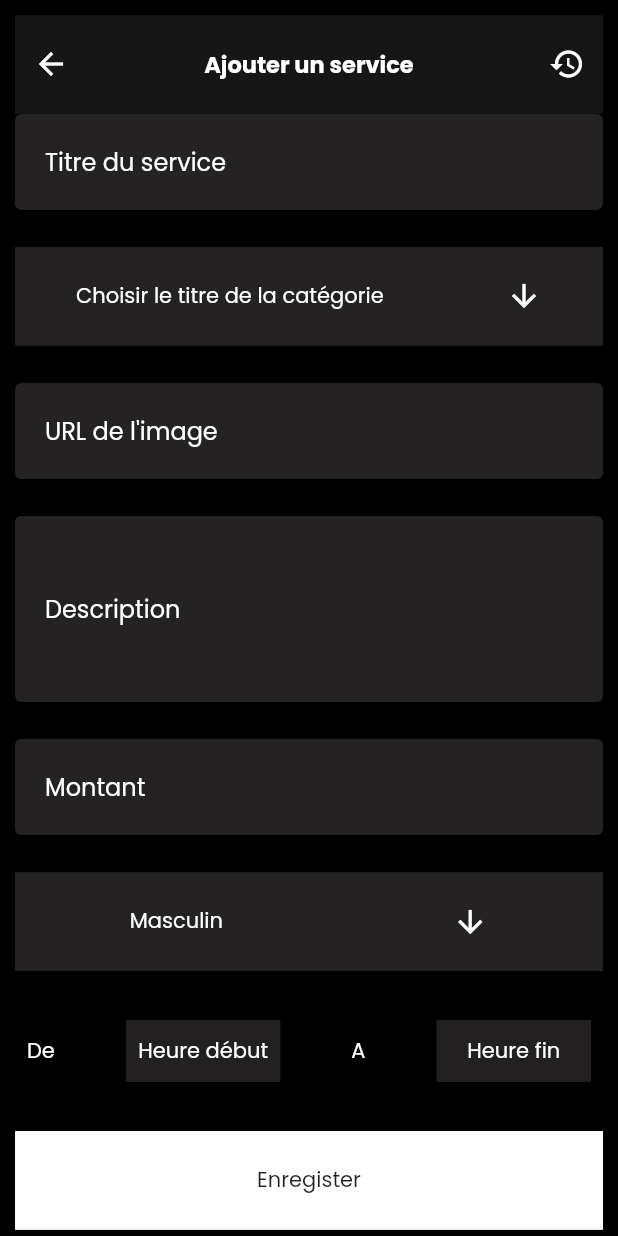
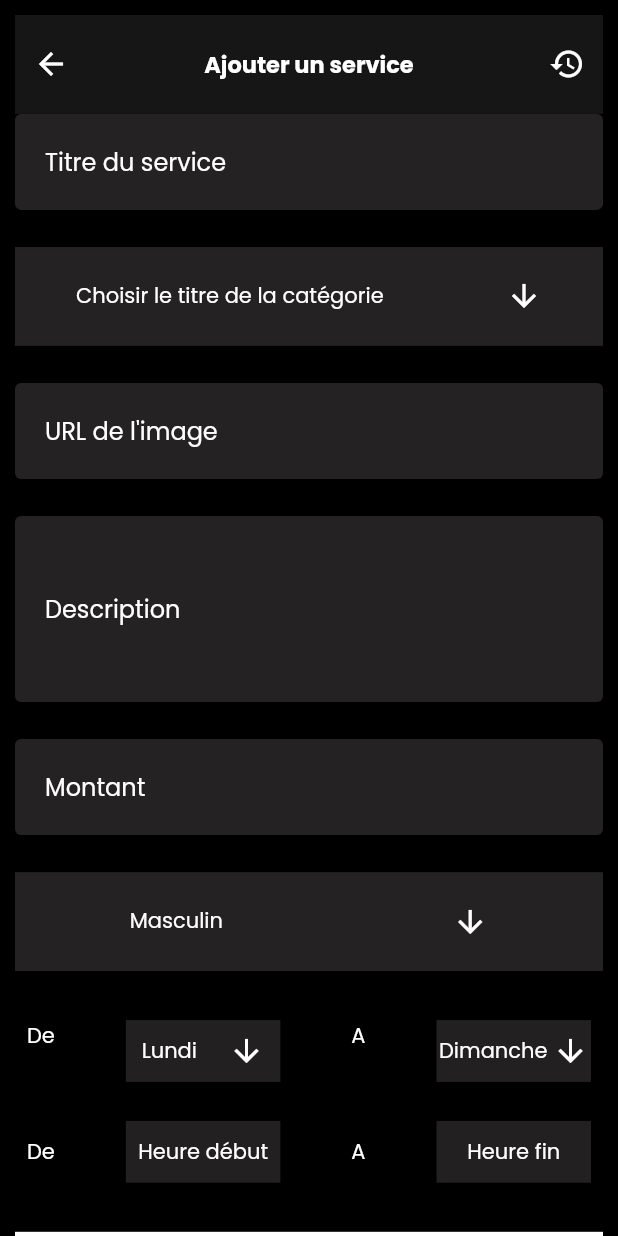
Before and after one commit to Andtit4/masculine_admin, a Flutter app: the AddService screen opened directly, on a phone screen of 412 x 824 dp. Run offline on Flutter 3.47's test engine with Material 2 defaults, Android fonts, the light colour scheme and no system bars; our stand-ins replace cached_network_image, flutter_chat_bubble, flutter_datetime_picker, get, google_fonts, rflutter_alert and 2 more; accounts and stored records are empty; network calls fail.

Commit message:
insert the credential add day begin ande day end

```diff
--- a/lib/api/rdv.dart
+++ b/lib/api/rdv.dart
@@ -332,6 +332,8 @@ class ApiRdv {
     img_url,
     titre_categorie,
     montant,
+    day_begin,
+    day_end,
   ) async {
     const middleware = "api/service";
     var endpoint = "create";
@@ -344,7 +346,9 @@ class ApiRdv {
       'description': description.toString(),
       'img_url': img_url.toString(),
       'titre_categorie': titre_categorie.toString(),
-      'montant': montant.toString()
+      'montant': montant.toString(),
+      'day_begin': day_begin.toString(),
+      'day_end': day_end.toString()
     });
     if (response.statusCode == 200) {
       print('___SERVICE_ADD_SUCCESS____');
--- a/lib/api/service.dart
+++ b/lib/api/service.dart
@@ -6,6 +6,8 @@ class ServiceModel {
   late String? genre;
   late String? img_url;
   late String? description;
+  late String? day_begin;
+  late String? day_end;
 
   ServiceModel(
       {required this.id_service,
@@ -14,6 +16,8 @@ class ServiceModel {
       required this.heure_fin,
       required this.description,
       required this.img_url,
+      required this.day_begin,
+      required this.day_end,
       required this.genre});
 
   factory ServiceModel.fromJson(Map<String, dynamic> json) {
@@ -24,6 +28,8 @@ class ServiceModel {
         heure_fin: json['heure_fin'],
         description: json['description'],
         img_url: json['img_url'],
+        day_begin: json['day_begin'],
+        day_end: json['day_end'],
         genre: json['genre']);
   }
 }
--- a/lib/models/serviceModel.dart
+++ b/lib/models/serviceModel.dart
@@ -1,3 +1,4 @@
+// ignore: file_names
 class ServiceModel {
   late int? id_service;
   late String? title;
@@ -8,6 +9,8 @@ class ServiceModel {
   late String? img_url;
   late String? titre_categorie;
   late int? montant;
+  final String? day_begin;
+  final String? day_end;
 
   ServiceModel(
       {required this.description,
@@ -18,6 +21,10 @@ class ServiceModel {
       required this.img_url,
       required this.montant,
       required this.title,
+      required this.day_begin,
+      required this.day_end,
+    /*   required this.day_begin,
+      required this.day_end, */
       required this.titre_categorie});
 
   factory ServiceModel.fromJson(Map<String, dynamic> json) {
@@ -30,6 +37,10 @@ class ServiceModel {
         img_url: json['img_url'],
         montant: json['montant'],
         title: json['title'],
+        day_begin: json['day_begin'],
+        day_end: json['day_end'],
+        /* day_begin: json['day_begin'],
+        day_end: json['day_end'], */
         titre_categorie: json['titre_categorie']);
   }
 }
--- a/lib/screens/add_service.dart
+++ b/lib/screens/add_service.dart
@@ -31,6 +31,19 @@ class _AddServiceState extends State<AddService> {
   late TextEditingController _urlImageController = TextEditingController();
   late TextEditingController _descriptionController = TextEditingController();
   late TextEditingController _montantController = TextEditingController();
+  late String dayBeginOpen = 'Lundi';
+  late String dayEndOpen = 'Dimanche';
+  late bool selectBeginDayOpen = false;
+  late bool selectEndDayopen = false;
+  late List days = [
+    'Lundi',
+    'Mardi',
+    'Mercredi',
+    'Jeudi',
+    'Vendredi',
+    'Samedi',
+    'Dimanche'
+  ];
   // final String sexe = "";
 
   /*  onInit() {
@@ -298,6 +311,142 @@ class _AddServiceState extends State<AddService> {
                 Padding(
                   padding: const EdgeInsets.all(8.0),
                   child: Row(
+                    crossAxisAlignment: CrossAxisAlignment.start,
+                    mainAxisAlignment: MainAxisAlignment.spaceBetween,
+                    children: [
+                      Text(
+                        'De',
+                        style: GoogleFonts.poppins(color: Colors.white),
+                      ),
+                      Column(
+                        children: [
+                          TiDropdown(
+                              firstItem: dayBeginOpen,
+                              onPress: () {
+                                setState(() {
+                                  selectBeginDayOpen = !selectBeginDayOpen;
+                                });
+                              },
+                              width: width * .25,
+                              height: height * .05,
+                              borderColor: Colors.transparent,
+                              color: Color.fromARGB(255, 34, 32, 32)),
+                          selectBeginDayOpen
+                              ? Container(
+                                  width: width * .25,
+                                  height: height * .08,
+                                  // color: Colors.amber,
+                                  child: SingleChildScrollView(
+                                    physics: BouncingScrollPhysics(),
+                                    scrollDirection: Axis.vertical,
+                                    child: Column(
+                                        children: days
+                                            .map((e) => GestureDetector(
+                                                  onTap: () {
+                                                    setState(() {
+                                                      dayBeginOpen = e;
+                                                      selectBeginDayOpen =
+                                                          false;
+                                                    });
+                                                  },
+                                                  child: Container(
+                                                    width: width * .25,
+                                                    height: height * .045,
+                                                    color: Colors.white,
+                                                    margin: EdgeInsets.only(
+                                                        bottom: 5),
+                                                    child: Row(
+                                                      mainAxisAlignment:
+                                                          MainAxisAlignment
+                                                              .spaceEvenly,
+                                                      children: [
+                                                        Text(
+                                                          e,
+                                                          style: GoogleFonts
+                                                              .poppins(),
+                                                        ),
+                                                        Icon(Icons.arrow_right)
+                                                      ],
+                                                    ),
+                                                  ),
+                                                ))
+                                            .toList()),
+                                  ),
+                                )
+                              : const SizedBox()
+                        ],
+                      ),
+                      Text(
+                        'A',
+                        style: GoogleFonts.poppins(color: Colors.white),
+                      ),
+                      Column(
+                        crossAxisAlignment: CrossAxisAlignment.start,
+                        children: [
+                          TiDropdown(
+                              firstItem: dayEndOpen,
+                              onPress: () {
+                                setState(() {
+                                  selectEndDayopen = !selectEndDayopen;
+                                });
+                              },
+                              width: width * .25,
+                              height: height * .05,
+                              borderColor: Colors.transparent,
+                              color: Color.fromARGB(255, 34, 32, 32)),
+                          selectEndDayopen
+                              ? Container(
+                                  width: width * .25,
+                                  height: height * .08,
+                                  // color: Colors.amber,
+                                  child: SingleChildScrollView(
+                                    physics: BouncingScrollPhysics(),
+                                    scrollDirection: Axis.vertical,
+                                    child: Column(
+                                        children: days
+                                            .map((e) => GestureDetector(
+                                                  onTap: () {
+                                                    setState(() {
+                                                      dayEndOpen = e;
+                                                      selectEndDayopen = false;
+                                                    });
+                                                  },
+                                                  child: Container(
+                                                    width: width * .25,
+                                                    height: height * .045,
+                                                    color: Colors.white,
+                                                    margin: EdgeInsets.only(
+                                                        bottom: 5),
+                                                    child: Row(
+                                                      mainAxisAlignment:
+                                                          MainAxisAlignment
+                                                              .spaceEvenly,
+                                                      children: [
+                                                        Text(
+                                                          e,
+                                                          style: GoogleFonts
+                                                              .poppins(),
+                                                        ),
+                                                        Icon(Icons.arrow_right)
+                                                      ],
+                                                    ),
+                                                  ),
+                                                ))
+                                            .toList()),
+                                  ),
+                                )
+                              : const SizedBox()
+                        ],
+                      )
+                    ],
+                  ),
+                ),
+                SizedBox(
+                  height: 10,
+                ),
+                Padding(
+                  padding: const EdgeInsets.all(8.0),
+                  child: Row(
                     mainAxisAlignment: MainAxisAlignment.spaceBetween,
                     children: [
                       Text(
@@ -384,7 +533,8 @@ class _AddServiceState extends State<AddService> {
                         _urlImageController.text == '' ||
                         heure_debut == '' ||
                         heure_fin == '' ||
-                        titreCategorie == '') {
+                        titreCategorie == ''
+                        ) {
                       showSnackBarText('Veuillez remplir tous les champs');
                     } else {
                       ApiRdv().insertService(
@@ -395,8 +545,12 @@ class _AddServiceState extends State<AddService> {
                           _descriptionController.text,
                           _urlImageController.text,
                           titreCategorie,
-                          _montantController.text);
-                      showSnackBarText('Service ${_titleserviceController.text} ajouté avec succès');
+                          _montantController.text,
+                          dayBeginOpen.toString(),
+                          dayEndOpen.toString()
+                          );
+                      showSnackBarText(
+                          'Service ${_titleserviceController.text} ajouté avec succès');
 
                       Get.offAll(() => BottomNavBar(),
                           transition: Transition.leftToRight,
--- a/lib/screens/time.dart
+++ b/lib/screens/time.dart
@@ -186,6 +186,17 @@ class _PlannifScreenState extends State<PlannifScreen> {
                                   )
                                 ],
                               ),
+                               Row(
+                                children: [
+                                  const Icon(Icons.timelapse,
+                                      color: Colors.white),
+                                  Text(
+                                    '  ${data[index].day_begin} à ${data[index].day_end}',
+                                    style: GoogleFonts.poppins(
+                                        fontSize: 12, color: Colors.white),
+                                  )
+                                ],
+                              ),
                               Row(
                                 children: [
                                   const Icon(Icons.timelapse,
```
